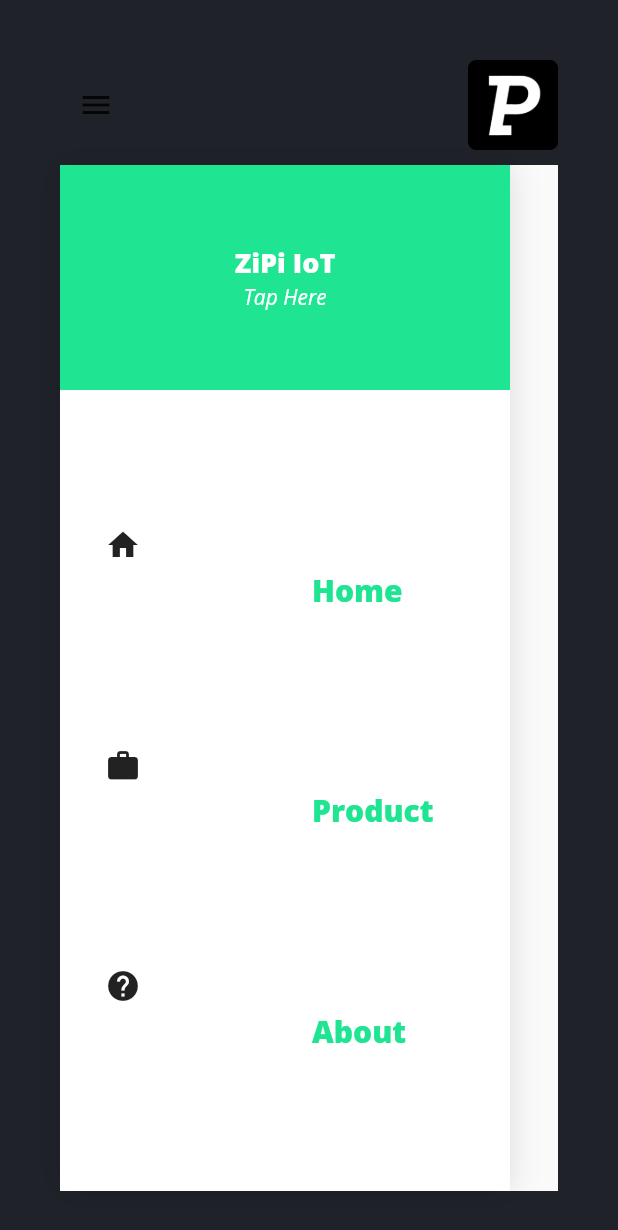
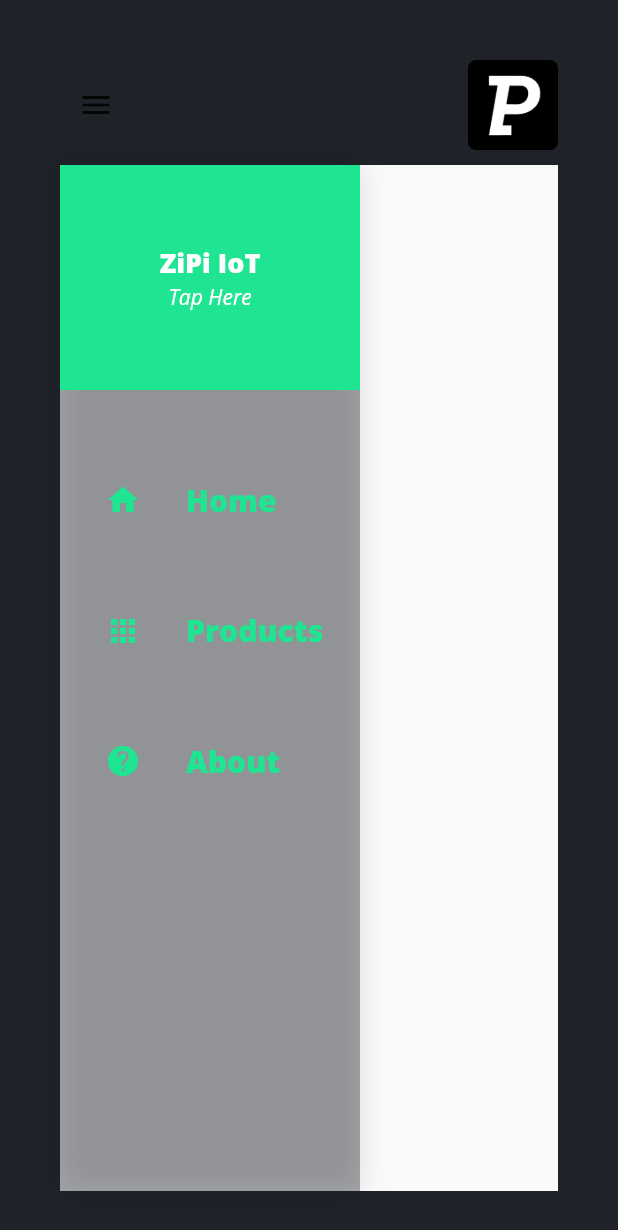
Before and after one commit to PHAMNIIT147/ZiPi, a Flutter app: the NavigationDrawer widget shown alone on an empty page, opened directly, on a phone screen of 412 x 824 dp. Shown: the top 1230 px of the screen. Run offline on Flutter 3.47's test engine with Material 2 defaults, Android fonts, the light colour scheme and no system bars; our stand-ins replace get_it, provider_architecture, responsive_builder.

Commit message:
:bug: fix bug UI space failure screen on phone

```diff
--- a/lib/widgets/navigation_drawer/drawner_item.dart
+++ /dev/null
@@ -1,25 +0,0 @@
-import 'package:flutter/material.dart';
-import 'package:zipi/widgets/navbar_item/navbar_item.dart';
-
-class DrawnerItem extends StatelessWidget {
-  final String title;
-  final IconData icon;
-  final String navigationPath;
-  const DrawnerItem(this.title, this.icon, this.navigationPath);
-
-  @override
-  Widget build(BuildContext context) {
-    return Padding(
-      padding: const EdgeInsets.only(left: 30.0, top: 60.0),
-      child: Row(
-        children: <Widget>[
-          Icon(icon),
-          SizedBox(
-            width: 30,
-          ),
-          NavBarItem(title,navigationPath),
-        ],
-      ),
-    );
-  }
-}
--- a/lib/widgets/navigation_drawer/navigation_drawer.dart
+++ b/lib/widgets/navigation_drawer/navigation_drawer.dart
@@ -1,6 +1,7 @@
 import 'package:flutter/material.dart';
+import 'package:zipi/constant/app_colors.dart';
 import 'package:zipi/routes/route_names.dart';
-import 'package:zipi/widgets/navigation_drawer/drawner_item.dart';
+import 'package:zipi/widgets/navbar_item/navbar_item.dart';
 import 'package:zipi/widgets/navigation_drawer/navigation_drawer_header.dart';
 
 class NavigationDrawer extends StatelessWidget {
@@ -9,16 +10,31 @@ class NavigationDrawer extends StatelessWidget {
   @override
   Widget build(BuildContext context) {
     return Container(
-      width: 300,
+      width: 200,
       decoration: BoxDecoration(
-          color: Colors.white,
-          boxShadow: [BoxShadow(color: Colors.black12, blurRadius: 16)]),
+        color: drawnerColor,
+        boxShadow: [
+          BoxShadow(color: Colors.black12, blurRadius: 16),
+        ],
+      ),
       child: Column(
         children: <Widget>[
           NavigationDrawerHeader(),
-          DrawnerItem('Home', Icons.home, HomeRoute),
-          DrawnerItem('Product', Icons.work, ProductRoute),
-          DrawnerItem('About', Icons.help, AboutRoute),
+          NavBarItem(
+            'Home',
+            HomeRoute,
+            icon: Icons.home,
+          ),
+          NavBarItem(
+            'Products',
+            ProductRoute,
+            icon: Icons.apps,
+          ),
+          NavBarItem(
+            'About',
+            AboutRoute,
+            icon: Icons.help,
+          )
         ],
       ),
     );
```
